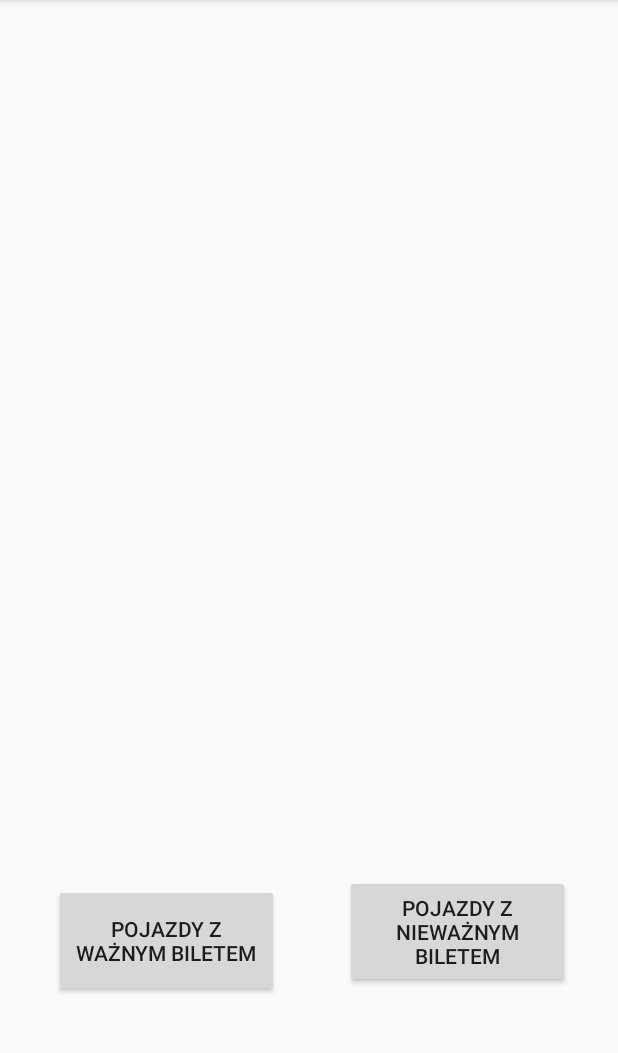
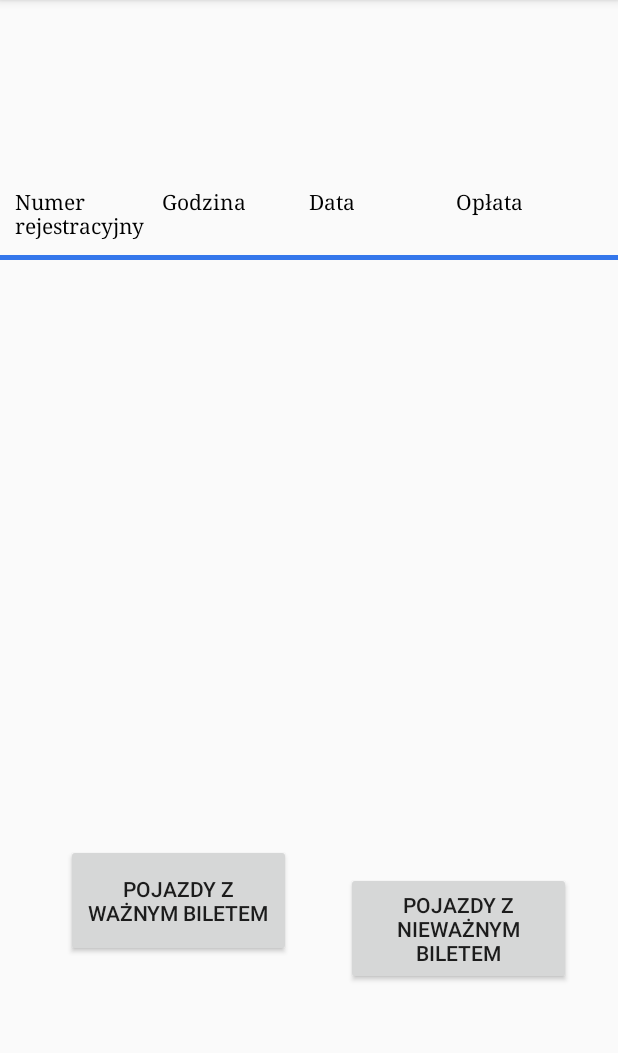
Before and after one commit to michalpolec/Parkomat, an Android app: the AdminScreen screen opened directly, with no data from a screen before it, on a phone screen of 412 x 824 dp, the part 84-1137 px from its top. Run offline under Robolectric (Android 15) with nearby library versions, the phone set to English and light mode, and no system bars.

Commit message:
Coś się popsuło

```diff
--- a/app/src/main/java/com/example/parkomat/AdminScreen.java
+++ b/app/src/main/java/com/example/parkomat/AdminScreen.java
@@ -1,6 +1,9 @@
 package com.example.parkomat;
 
 import android.os.Bundle;
+import android.view.View;
+import android.widget.Button;
+import android.widget.EditText;
 
 import androidx.appcompat.app.AppCompatActivity;
 
@@ -10,5 +13,14 @@ public class AdminScreen extends AppCompatActivity {
     protected void onCreate(Bundle savedInstanceState) {
         super.onCreate(savedInstanceState);
         setContentView(R.layout.activity_admin_screen);
+        //addVehicle();
+    }
+
+    private void addEmployee()  {
+        String plateNumber;
+        String hourOfPark;
+        String dateOfPark;
+        String paymentForTicket;
+
     }
 }
--- a/app/src/main/java/com/example/parkomat/MainScreen.java
+++ b/app/src/main/java/com/example/parkomat/MainScreen.java
@@ -109,13 +109,8 @@ public class MainScreen extends AppCompatActivity {
         db = dbHelper.getWritableDatabase();
 
         dbHelper.onCreate(db);
-//        dbHelper.onUpgrade(db, 2, 3);
 
-        //odczyt wszystkich danych z bazy
-        List<Vehicle> vehicles = dbHelper.getAllData(db);
-        for(Vehicle vehicle : vehicles){
-            System.out.println("Result: " + vehicle.getRegistrationNumber() + " " + vehicle.getHour() + ":" + vehicle.getMinute() + " " + vehicle.getMinute() + " " + vehicle.getPayment());
-        }
+
     }
 
     // Funckja odpowiadajaca za przycicisk drukuj, bedzie dodawac pojazdy do listy
@@ -132,11 +127,28 @@ public class MainScreen extends AppCompatActivity {
 
         Vehicle px = new Vehicle(numer, Integer.parseInt(hour), Integer.parseInt(minutes), Double.parseDouble(cena), Date);
 
-
         //zapis do bazy
         dbHelper.insertData(db, px);
-        vehiclesWithValidTicket.add(px);
+
+        //odczyt wszystkich danych z bazy
+        List<Vehicle> vehicles = dbHelper.getAllData(db);
+        for(Vehicle vehicle : vehicles){
+            vehiclesWithValidTicket.add(vehicle);
+        }
+
         checkVehicle();
+        deleteVehicle();
+        printVehcile();
+    }
+
+    private void printVehcile()
+    {
+        for(Vehicle vehicle : vehiclesWithInvalidTicket){
+            System.out.println(vehicle.getRegistrationNumber());
+        }
+        for(Vehicle vehicle : vehiclesWithValidTicket){
+            System.out.println(vehicle.getRegistrationNumber());
+        }
     }
 
     private void checkVehicle() {
@@ -161,13 +173,10 @@ public class MainScreen extends AppCompatActivity {
 
                 if (rok < year) {
                     vehiclesWithInvalidTicket.add(i);
-                    vehiclesWithValidTicket.remove(i);
                 } else if (miesiac < month) {
                     vehiclesWithInvalidTicket.add(i);
-                    vehiclesWithValidTicket.remove(i);
                 } else if (dzien < day) {
                     vehiclesWithInvalidTicket.add(i);
-                    vehiclesWithValidTicket.remove(i);
                 }
 
                 if (rok == year && miesiac == month && dzien == day) {
@@ -187,9 +196,10 @@ public class MainScreen extends AppCompatActivity {
                 }
             }
         }
+
     }
 
-    private void deleteVehicle() throws IOException {
+    private void deleteVehicle(){
         vehiclesWithValidTicket.removeAll(vehiclesWithInvalidTicket);
     }
 
--- a/app/src/main/res/layout/activity_admin_screen.xml
+++ b/app/src/main/res/layout/activity_admin_screen.xml
@@ -7,66 +7,110 @@
     tools:context=".AdminScreen">
 
     <TableLayout
-        android:id="@+id/listOfVehicles"
-        android:layout_width="351dp"
-        android:layout_height="391dp"
-        app:layout_constraintBottom_toBottomOf="parent"
-        app:layout_constraintEnd_toEndOf="parent"
-        app:layout_constraintStart_toStartOf="parent"
-        app:layout_constraintTop_toTopOf="parent"
-        app:layout_constraintVertical_bias="0.414">
+        android:layout_marginTop="10dp"
+        android:id="@+id/table_layout"
+        android:layout_width="match_parent"
+        android:layout_height="wrap_content">
 
-        <TableRow
-            android:layout_width="match_parent"
-            android:layout_height="match_parent" />
-
-        <TableRow
-            android:layout_width="match_parent"
-            android:layout_height="match_parent" />
-
-        <TableRow
-            android:layout_width="match_parent"
-            android:layout_height="match_parent" />
-
-        <TableRow
-            android:layout_width="match_parent"
-            android:layout_height="match_parent" />
     </TableLayout>
 
     <Button
         android:id="@+id/validVehicle"
         android:layout_width="150dp"
         android:layout_height="75dp"
-        android:layout_marginStart="36dp"
-        android:layout_marginLeft="36dp"
+        android:layout_marginStart="44dp"
+        android:layout_marginLeft="44dp"
+        android:layout_marginTop="388dp"
         android:text="Pojazdy z ważnym biletem"
         app:layout_constraintBottom_toBottomOf="parent"
+        app:layout_constraintEnd_toStartOf="@+id/invalidVehicle"
+        app:layout_constraintHorizontal_bias="0.0"
         app:layout_constraintStart_toStartOf="parent"
-        app:layout_constraintTop_toBottomOf="@+id/listOfVehicles"
-        app:layout_constraintVertical_bias="0.29" />
+        app:layout_constraintTop_toBottomOf="@+id/view"
+        app:layout_constraintVertical_bias="0.01" />
 
     <Button
         android:id="@+id/invalidVehicle"
         android:layout_width="150dp"
         android:layout_height="75dp"
-        android:layout_marginStart="44dp"
-        android:layout_marginLeft="44dp"
-        android:layout_marginTop="36dp"
+        android:layout_marginTop="236dp"
         android:text="Pojazdy z nieważnym biletem"
-        app:layout_constraintStart_toEndOf="@+id/validVehicle"
-        app:layout_constraintTop_toBottomOf="@+id/listOfVehicles" />
+        app:layout_constraintBottom_toBottomOf="parent"
+        app:layout_constraintEnd_toEndOf="parent"
+        app:layout_constraintHorizontal_bias="0.881"
+        app:layout_constraintStart_toStartOf="parent"
+        app:layout_constraintTop_toBottomOf="@+id/view"
+        app:layout_constraintVertical_bias="0.607" />
+
+    <TableRow
+        android:id="@+id/table_row1"
+        android:layout_width="match_parent"
+        android:layout_height="wrap_content"
+        android:padding="10dp"
+        app:layout_constraintBottom_toBottomOf="parent"
+        app:layout_constraintStart_toStartOf="parent"
+        app:layout_constraintTop_toTopOf="parent"
+        app:layout_constraintVertical_bias="0.161">
+
+        <TextView
+            android:id="@+id/number"
+            android:layout_width="match_parent"
+            android:layout_height="wrap_content"
+            android:layout_weight="1"
+            android:fontFamily="serif"
+            android:text="Numer rejestracyjny"
+            android:textColor="#000" />
+
+        <TextView
+            android:id="@+id/hour"
+            android:layout_width="match_parent"
+            android:layout_height="wrap_content"
+            android:layout_weight="1"
+            android:fontFamily="serif"
+            android:text="Godzina"
+            android:textColor="#000" />
+
+        <TextView
+            android:id="@+id/date"
+            android:layout_width="match_parent"
+            android:layout_height="wrap_content"
+            android:layout_weight="1"
+            android:fontFamily="serif"
+            android:text="Data"
+            android:textColor="#000" />
+
+        <TextView
+            android:id="@+id/payment"
+            android:layout_width="match_parent"
+            android:layout_height="wrap_content"
+            android:layout_weight="1"
+            android:fontFamily="serif"
+            android:text="Opłata"
+            android:textColor="#000" />
+
+    </TableRow>
+
+    <View
+        android:id="@+id/view"
+        android:layout_width="match_parent"
+        android:layout_height="3dip"
+        android:background="#3477EB"
+        app:layout_constraintBottom_toBottomOf="parent"
+        app:layout_constraintEnd_toEndOf="parent"
+        app:layout_constraintHorizontal_bias="0.0"
+        app:layout_constraintStart_toStartOf="parent"
+        app:layout_constraintTop_toBottomOf="@+id/table_row1"
+        app:layout_constraintVertical_bias="0.0" />
 
     <TextView
         android:id="@+id/titleOfTable"
-        android:layout_width="306dp"
-        android:layout_height="33dp"
-        android:textColor="#000000"
+        android:layout_width="348dp"
+        android:layout_height="41dp"
+        android:textColor="#3477EB"
         android:textSize="24sp"
-        app:layout_constraintBottom_toTopOf="@+id/listOfVehicles"
+        app:layout_constraintBottom_toTopOf="@+id/table_row1"
         app:layout_constraintEnd_toEndOf="parent"
-        app:layout_constraintHorizontal_bias="0.495"
         app:layout_constraintStart_toStartOf="parent"
-        app:layout_constraintTop_toTopOf="parent"
-        app:layout_constraintVertical_bias="0.648" />
+        app:layout_constraintTop_toTopOf="parent" />
 
 </androidx.constraintlayout.widget.ConstraintLayout>
```
